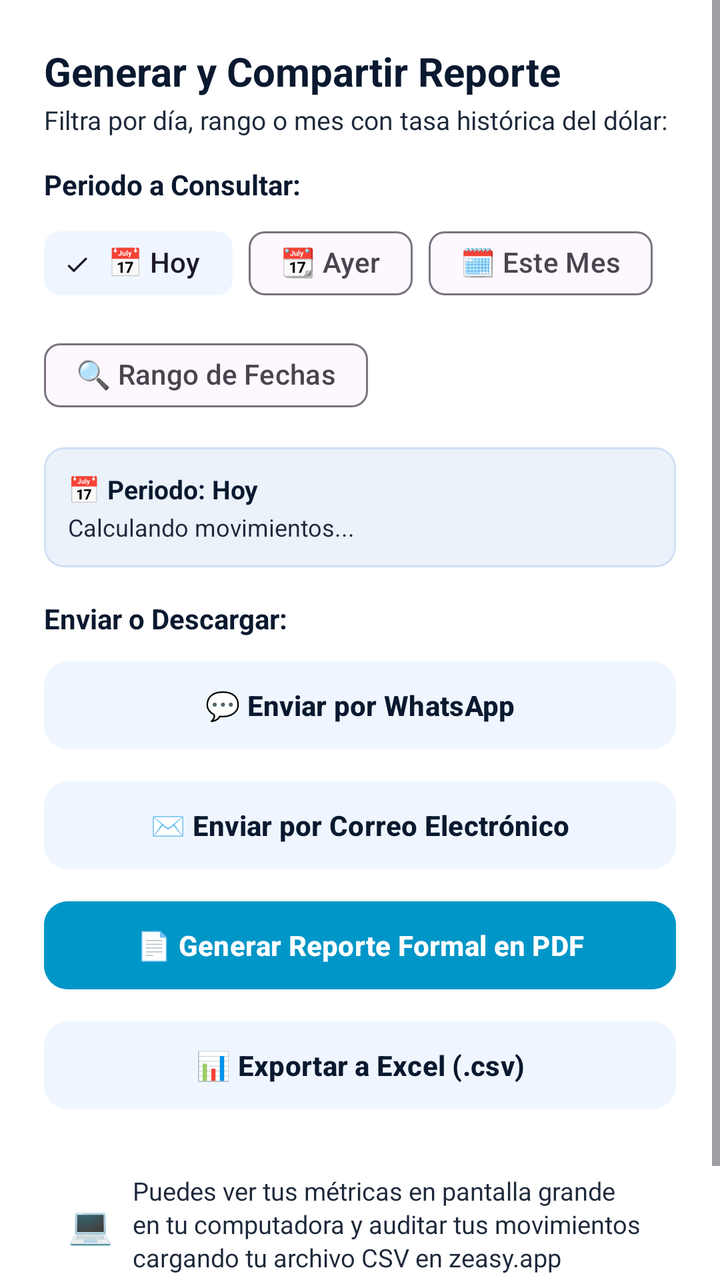
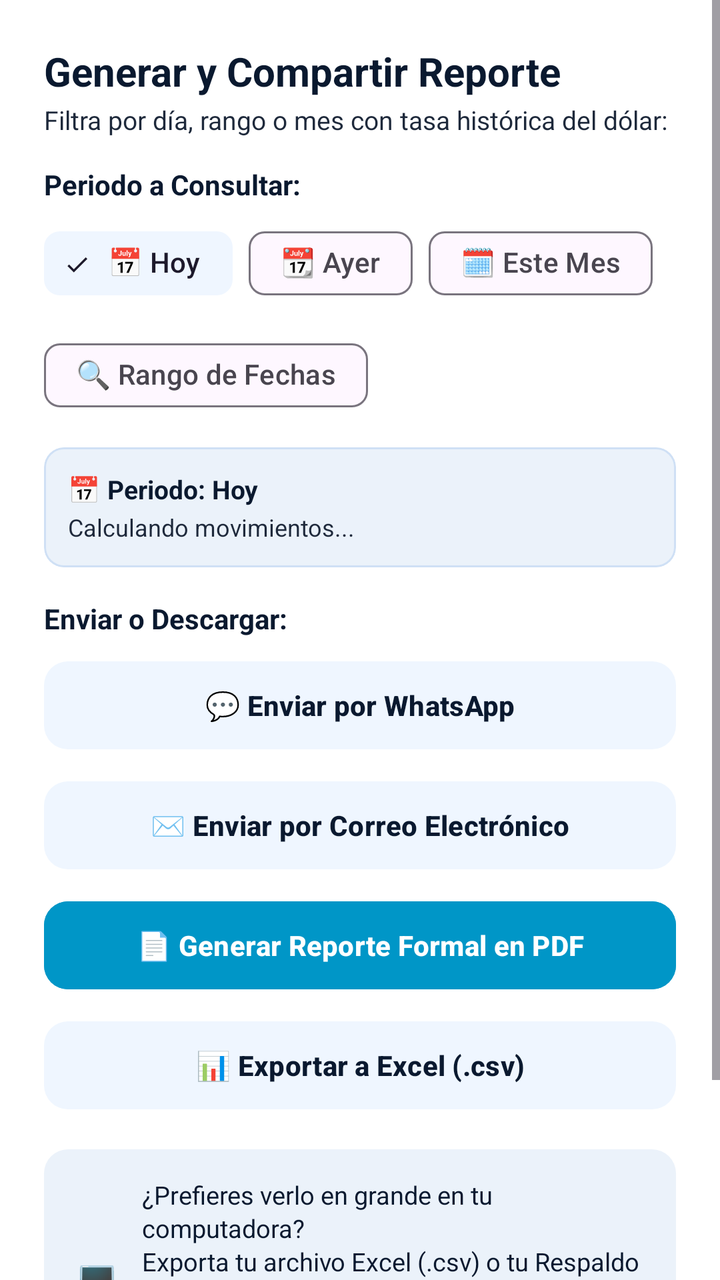

An Android layout rendered at two revisions. The XML below is the earlier revision; the diff shows what the commit changed to produce the second picture.
<!-- AndroidManifest.xml: application theme Theme.Zeasy -->
<!-- res/layout/dialog_share_report.xml -->
<?xml version="1.0" encoding="utf-8"?>
<ScrollView xmlns:android="http://schemas.android.com/apk/res/android"
    xmlns:app="http://schemas.android.com/apk/res-auto"
    android:layout_width="match_parent"
    android:layout_height="wrap_content"
    android:background="@color/surface">

    <LinearLayout
        android:layout_width="match_parent"
        android:layout_height="wrap_content"
        android:orientation="vertical"
        android:padding="22dp">

        <TextView
            android:layout_width="wrap_content"
            android:layout_height="wrap_content"
            android:text="Generar y Compartir Reporte"
            android:textStyle="bold"
            android:textColor="@color/text_primary"
            android:textSize="20sp" />

        <TextView
            android:layout_width="wrap_content"
            android:layout_height="wrap_content"
            android:layout_marginTop="2dp"
            android:text="Filtra por día, rango o mes con tasa histórica del dólar:"
            android:textColor="@color/text_secondary"
            android:textSize="13sp" />

        
        <TextView
            android:layout_width="wrap_content"
            android:layout_height="wrap_content"
            android:layout_marginTop="14dp"
            android:text="Periodo a Consultar:"
            android:textStyle="bold"
            android:textColor="@color/text_primary"
            android:textSize="14sp" />

        <com.google.android.material.chip.ChipGroup
            android:id="@+id/chipGroupReportPeriod"
            android:layout_width="match_parent"
            android:layout_height="wrap_content"
            android:layout_marginTop="6dp"
            app:singleSelection="true"
            app:selectionRequired="true">

            <com.google.android.material.chip.Chip
                android:id="@+id/chipReportToday"
                style="@style/Widget.Material3.Chip.Filter"
                android:layout_width="wrap_content"
                android:layout_height="wrap_content"
                android:text="📅 Hoy"
                android:checked="true" />

            <com.google.android.material.chip.Chip
                android:id="@+id/chipReportYesterday"
                style="@style/Widget.Material3.Chip.Filter"
                android:layout_width="wrap_content"
                android:layout_height="wrap_content"
                android:text="📆 Ayer" />

            <com.google.android.material.chip.Chip
                android:id="@+id/chipReportThisMonth"
                style="@style/Widget.Material3.Chip.Filter"
                android:layout_width="wrap_content"
                android:layout_height="wrap_content"
                android:text="🗓️ Este Mes" />

            <com.google.android.material.chip.Chip
                android:id="@+id/chipReportCustomRange"
                style="@style/Widget.Material3.Chip.Filter"
                android:layout_width="wrap_content"
                android:layout_height="wrap_content"
                android:text="🔍 Rango de Fechas" />
        </com.google.android.material.chip.ChipGroup>

        
        <LinearLayout
            android:id="@+id/layoutReportCustomRange"
            android:layout_width="match_parent"
            android:layout_height="wrap_content"
            android:orientation="horizontal"
            android:layout_marginTop="8dp"
            android:visibility="gone">

            <com.google.android.material.button.MaterialButton
                android:id="@+id/btnReportDateFrom"
                style="@style/Widget.Material3.Button.OutlinedButton"
                android:layout_width="0dp"
                android:layout_height="48dp"
                android:layout_weight="1"
                android:layout_marginEnd="4dp"
                android:text="Desde: Hoy"
                android:textSize="12sp"
                app:cornerRadius="8dp" />

            <com.google.android.material.button.MaterialButton
                android:id="@+id/btnReportDateTo"
                style="@style/Widget.Material3.Button.OutlinedButton"
                android:layout_width="0dp"
                android:layout_height="48dp"
                android:layout_weight="1"
                android:layout_marginStart="4dp"
                android:text="Hasta: Hoy"
                android:textSize="12sp"
                app:cornerRadius="8dp" />
        </LinearLayout>

        
        <com.google.android.material.card.MaterialCardView
            android:layout_width="match_parent"
            android:layout_height="wrap_content"
            android:layout_marginTop="12dp"
            app:cardCornerRadius="10dp"
            app:cardElevation="0dp"
            app:strokeColor="@color/border"
            app:strokeWidth="1dp"
            app:cardBackgroundColor="@color/surface_variant">

            <LinearLayout
                android:layout_width="match_parent"
                android:layout_height="wrap_content"
                android:orientation="vertical"
                android:padding="12dp">

                <TextView
                    android:id="@+id/tvReportPeriodLabel"
                    android:layout_width="wrap_content"
                    android:layout_height="wrap_content"
                    android:text="📅 Periodo: Hoy"
                    android:textStyle="bold"
                    android:textColor="@color/text_primary"
                    android:textSize="13sp" />

                <TextView
                    android:id="@+id/tvReportSummaryBadge"
                    android:layout_width="wrap_content"
                    android:layout_height="wrap_content"
                    android:layout_marginTop="2dp"
                    android:text="Calculando movimientos..."
                    android:textColor="@color/text_secondary"
                    android:textSize="12sp" />
            </LinearLayout>
        </com.google.android.material.card.MaterialCardView>

        
        <TextView
            android:layout_width="wrap_content"
            android:layout_height="wrap_content"
            android:layout_marginTop="16dp"
            android:text="Enviar o Descargar:"
            android:textStyle="bold"
            android:textColor="@color/text_primary"
            android:textSize="14sp" />

        
        <com.google.android.material.button.MaterialButton
            android:id="@+id/btnShareOptionWhatsApp"
            style="@style/Widget.Material3.Button.TonalButton"
            android:layout_width="match_parent"
            android:layout_height="52dp"
            android:layout_marginTop="8dp"
            android:text="💬 Enviar por WhatsApp"
            android:textSize="14sp"
            android:textStyle="bold"
            android:textColor="@color/text_primary"
            app:cornerRadius="12dp" />

        
        <com.google.android.material.button.MaterialButton
            android:id="@+id/btnShareOptionEmail"
            style="@style/Widget.Material3.Button.TonalButton"
            android:layout_width="match_parent"
            android:layout_height="52dp"
            android:layout_marginTop="8dp"
            android:text="✉️ Enviar por Correo Electrónico"
            android:textSize="14sp"
            android:textStyle="bold"
            android:textColor="@color/text_primary"
            app:cornerRadius="12dp" />

        
        <com.google.android.material.button.MaterialButton
            android:id="@+id/btnShareOptionsProLocked"
            style="@style/Widget.Material3.Button.OutlinedButton"
            android:layout_width="match_parent"
            android:layout_height="52dp"
            android:layout_marginTop="8dp"
            android:text="📄 Exportar reporte (PDF / CSV)"
            android:textSize="13.5sp"
            android:textStyle="bold"
            android:textColor="@color/accent_cyan"
            app:strokeColor="@color/accent_cyan"
            app:cornerRadius="12dp"
            android:visibility="gone" />

        
        <com.google.android.material.button.MaterialButton
            android:id="@+id/btnShareOptionPdf"
            android:layout_width="match_parent"
            android:layout_height="52dp"
            android:layout_marginTop="8dp"
            android:text="📄 Generar Reporte Formal en PDF"
            android:textSize="14sp"
            android:textStyle="bold"
            app:cornerRadius="12dp"
            android:backgroundTint="@color/accent_cyan"
            android:textColor="@color/white" />

        
        <com.google.android.material.button.MaterialButton
            android:id="@+id/btnShareOptionCsv"
            style="@style/Widget.Material3.Button.TonalButton"
            android:layout_width="match_parent"
            android:layout_height="52dp"
            android:layout_marginTop="8dp"
            android:text="📊 Exportar a Excel (.csv)"
            android:textSize="14sp"
            android:textStyle="bold"
            android:textColor="@color/text_primary"
            app:cornerRadius="12dp" />

        
        <LinearLayout
            android:layout_width="match_parent"
            android:layout_height="wrap_content"
            android:orientation="vertical"
            android:background="@drawable/bg_badge_rounded"
            android:backgroundTint="@color/card_background"
            android:padding="12dp"
            android:layout_marginTop="16dp">

            <LinearLayout
                android:layout_width="match_parent"
                android:layout_height="wrap_content"
                android:orientation="horizontal"
                android:gravity="center_vertical">

                <TextView
                    android:layout_width="wrap_content"
                    android:layout_height="wrap_content"
                    android:text="💻"
                    android:textSize="18sp"
                    android:layout_marginEnd="10dp" />

                <TextView
                    android:layout_width="0dp"
                    android:layout_height="wrap_content"
                    android:layout_weight="1"
                    android:text="Puedes ver tus métricas en pantalla grande en tu computadora y auditar tus movimientos cargando tu archivo CSV en zeasy.app"
                    android:textColor="@color/text_secondary"
                    android:textSize="12.5sp"
                    android:lineSpacingExtra="2dp" />
            </LinearLayout>

            <TextView
                android:id="@+id/btnOpenWebDashboardLink"
                android:layout_width="wrap_content"
                android:layout_height="wrap_content"
                android:layout_gravity="end"
                android:layout_marginTop="6dp"
                android:text="🌐 Abrir Web Dashboard →"
                android:textColor="@color/primary"
                android:textStyle="bold"
                android:textSize="12.5sp"
                android:padding="4dp" />
        </LinearLayout>

    </LinearLayout>
</ScrollView>
<!-- resources referenced by this layout -->
<resources>
  <color name="accent_cyan">#0096C7</color>
  <color name="border">#CFE0F5</color>
  <color name="card_background">#FFFFFF</color>
  <color name="primary">#0A2540</color>
  <color name="surface">#FFFFFF</color>
  <color name="surface_variant">#EBF2FA</color>
  <color name="text_primary">#0A192F</color>
  <color name="text_secondary">#1E293B</color>
  <color name="white">#FFFFFF</color>
  <!-- drawable bg_badge_rounded (drawable) -->
  <?xml version="1.0" encoding="utf-8"?>
  <shape xmlns:android="http://schemas.android.com/apk/res/android"
      android:shape="rectangle">
      <corners android:radius="12dp" />
      <solid android:color="@color/accent_blue" />
  </shape>
  <style name="Theme.Zeasy" parent="Theme.Material3.DayNight.NoActionBar">
          
          <item name="colorPrimary">@color/accent_green</item>
          <item name="colorPrimaryContainer">@color/accent_green_bg</item>
          <item name="colorOnPrimary">@color/white</item>
          <item name="colorSecondary">@color/accent_blue</item>
          <item name="colorSecondaryContainer">@color/accent_blue_bg</item>
  
          
          <item name="android:colorBackground">@color/background</item>
  
          
          <item name="android:textColor">@color/text_primary</item>
  
          
          <item name="bottomNavigationStyle">@style/Widget.Zeasy.BottomNavigationView</item>
      </style>
  <color name="accent_blue">#0052FF</color>
  <color name="accent_green">#00875A</color>
  <color name="accent_green_bg">#E3FCEF</color>
  <color name="accent_blue_bg">#EFF6FF</color>
  <color name="background">#F4F8FC</color>
  <style name="Widget.Zeasy.BottomNavigationView" parent="Widget.Material3.BottomNavigationView">
          <item name="itemRippleColor">@color/accent_green_bg</item>
          <item name="android:background">@color/surface</item>
          <item name="itemIconTint">@color/nav_selector</item>
          <item name="itemTextColor">@color/nav_selector</item>
      </style>
</resources>

<!-- the commit's change to res/layout/dialog_share_report.xml (unified diff, before → after) -->
@@ -227,8 +227,8 @@
             android:layout_height="wrap_content"
             android:orientation="vertical"
             android:background="@drawable/bg_badge_rounded"
-            android:backgroundTint="@color/card_background"
-            android:padding="12dp"
+            android:backgroundTint="@color/surface_variant"
+            android:padding="14dp"
             android:layout_marginTop="16dp">
 
             <LinearLayout
@@ -241,15 +241,15 @@
                     android:layout_width="wrap_content"
                     android:layout_height="wrap_content"
                     android:text="💻"
-                    android:textSize="18sp"
+                    android:textSize="20sp"
                     android:layout_marginEnd="10dp" />
 
                 <TextView
                     android:layout_width="0dp"
                     android:layout_height="wrap_content"
                     android:layout_weight="1"
-                    android:text="Puedes ver tus métricas en pantalla grande en tu computadora y auditar tus movimientos cargando tu archivo CSV en zeasy.app"
-                    android:textColor="@color/text_secondary"
+                    android:text="¿Prefieres verlo en grande en tu computadora?\nExporta tu archivo Excel (.csv) o tu Respaldo y ábrelo en zeasy.app desde tu PC para analizar tus ventas y gráficas con total comodidad."
+                    android:textColor="@color/text_primary"
                     android:textSize="12.5sp"
                     android:lineSpacingExtra="2dp" />
             </LinearLayout>
@@ -259,9 +259,9 @@
                 android:layout_width="wrap_content"
                 android:layout_height="wrap_content"
                 android:layout_gravity="end"
-                android:layout_marginTop="6dp"
-                android:text="🌐 Abrir Web Dashboard →"
-                android:textColor="@color/primary"
+                android:layout_marginTop="8dp"
+                android:text="🌐 Abrir Visor en zeasy.app →"
+                android:textColor="@color/accent_cyan"
                 android:textStyle="bold"
                 android:textSize="12.5sp"
                 android:padding="4dp" />
<!-- resource entries referenced after the edit -->
@@ -2,8 +2,6 @@
 <resources>
   <color name="accent_cyan">#0096C7</color>
   <color name="border">#CFE0F5</color>
-  <color name="card_background">#FFFFFF</color>
-  <color name="primary">#0A2540</color>
   <color name="surface">#FFFFFF</color>
   <color name="surface_variant">#EBF2FA</color>
   <color name="text_primary">#0A192F</color>
